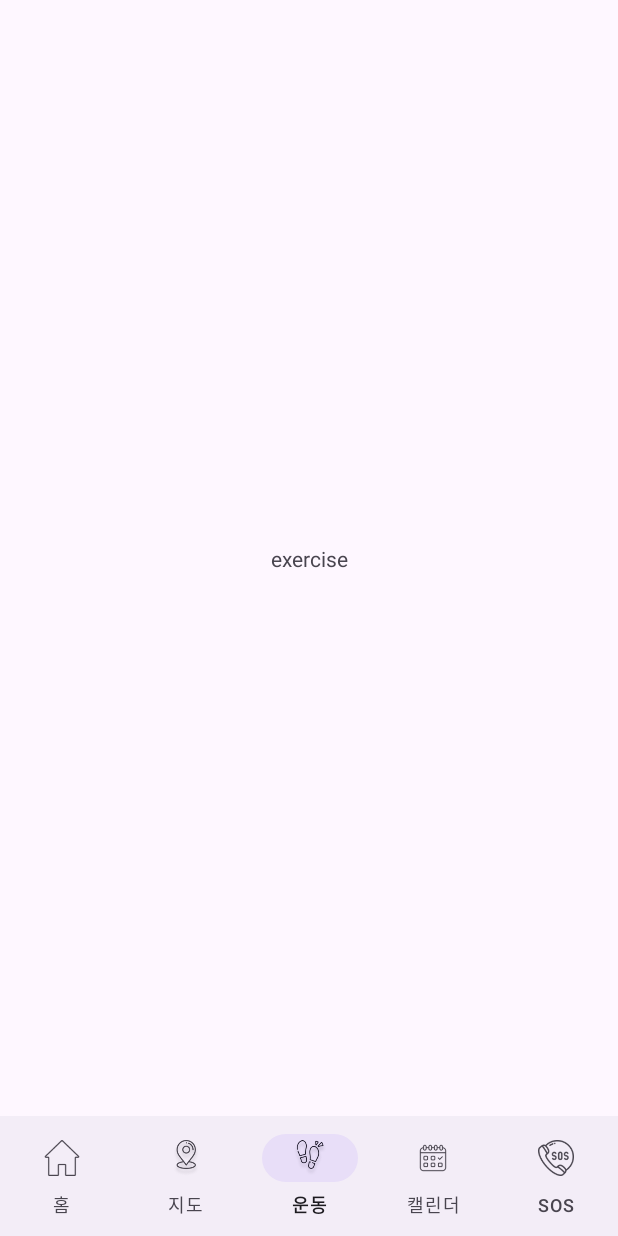
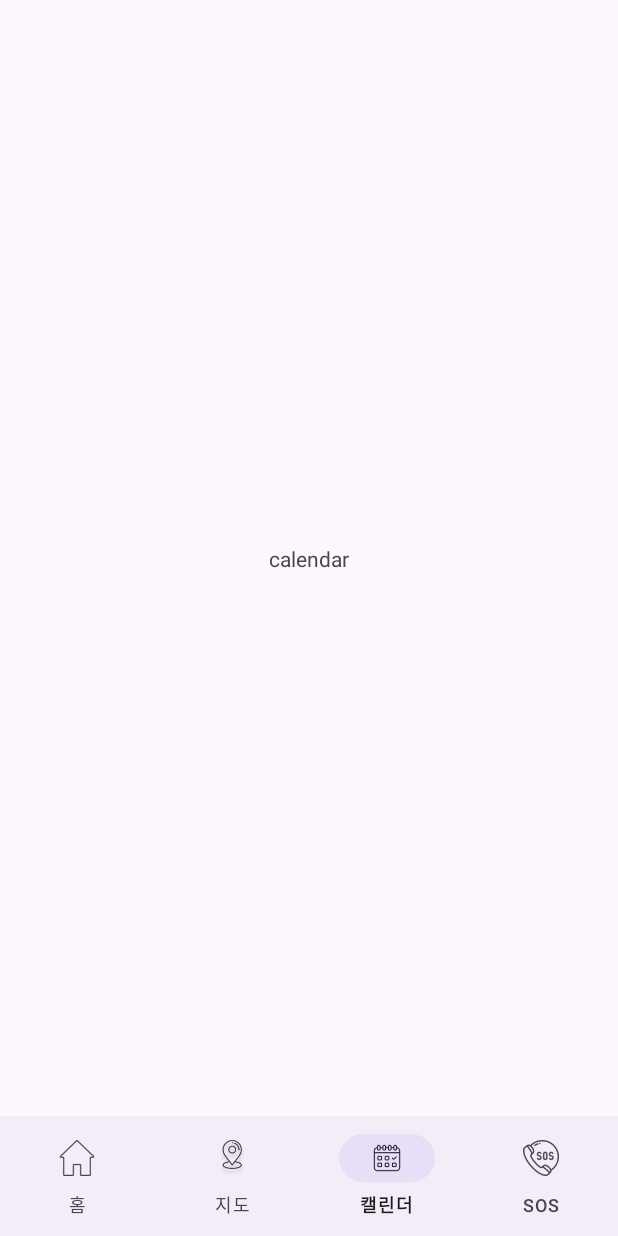
Before and after one commit to worhs02/GpsTracking, an Android app: the MainActivity screen opened directly, with no data from a screen before it, item 3 of the bottom bar chosen, on a phone screen of 412 x 824 dp. Run offline under Robolectric (Android 15) with nearby library versions, the phone set to English and light mode, and no system bars.

Commit message:
운동 탭바 삭제

```diff
--- a/hwan/mountain/app/src/main/java/com/example/mountain/ExerciseFragment.kt
+++ /dev/null
@@ -1,18 +0,0 @@
-package com.example.mountain
-
-import android.os.Bundle
-import android.view.LayoutInflater
-import android.view.View
-import android.view.ViewGroup
-import androidx.fragment.app.Fragment
-
-class ExerciseFragment : Fragment() {
-
-    override fun onCreateView(
-        inflater: LayoutInflater, container: ViewGroup?,
-        savedInstanceState: Bundle?
-    ): View? {
-        // Inflate the layout for this fragment
-        return inflater.inflate(R.layout.fragment_exercise, container, false)
-    }
-}
--- a/hwan/mountain/app/src/main/java/com/example/mountain/MainActivity.kt
+++ b/hwan/mountain/app/src/main/java/com/example/mountain/MainActivity.kt
@@ -23,9 +23,6 @@
                 R.id.nav_map -> {
                     selectedFragment = MapFragment()
                 }
-                R.id.nav_exercise -> {
-                    selectedFragment = ExerciseFragment()
-                }
                 R.id.nav_calendar -> {
                     selectedFragment = CalendarFragment()
                 }
--- a/hwan/mountain/app/src/main/res/layout/fragment_exercise.xml
+++ /dev/null
@@ -1,16 +0,0 @@
-<?xml version="1.0" encoding="utf-8"?>
-<androidx.constraintlayout.widget.ConstraintLayout xmlns:android="http://schemas.android.com/apk/res/android"
-    android:layout_width="match_parent"
-    android:layout_height="match_parent"
-    xmlns:app="http://schemas.android.com/apk/res-auto">
-
-    <TextView
-        android:layout_width="wrap_content"
-        android:layout_height="wrap_content"
-        android:text="exercise"
-        app:layout_constraintTop_toTopOf="parent"
-        app:layout_constraintBottom_toBottomOf="parent"
-        app:layout_constraintStart_toStartOf="parent"
-        app:layout_constraintEnd_toEndOf="parent" />
-
-</androidx.constraintlayout.widget.ConstraintLayout>
--- a/hwan/mountain/app/src/main/res/menu/bottom_nav_menu.xml
+++ b/hwan/mountain/app/src/main/res/menu/bottom_nav_menu.xml
@@ -9,10 +9,6 @@
         android:icon="@drawable/ic_map"
         android:title="지도" />
     <item
-        android:id="@+id/nav_exercise"
-        android:icon="@drawable/ic_exercise"
-        android:title="운동" />
-    <item
         android:id="@+id/nav_calendar"
         android:icon="@drawable/ic_calendar"
         android:title="캘린더" />
```
